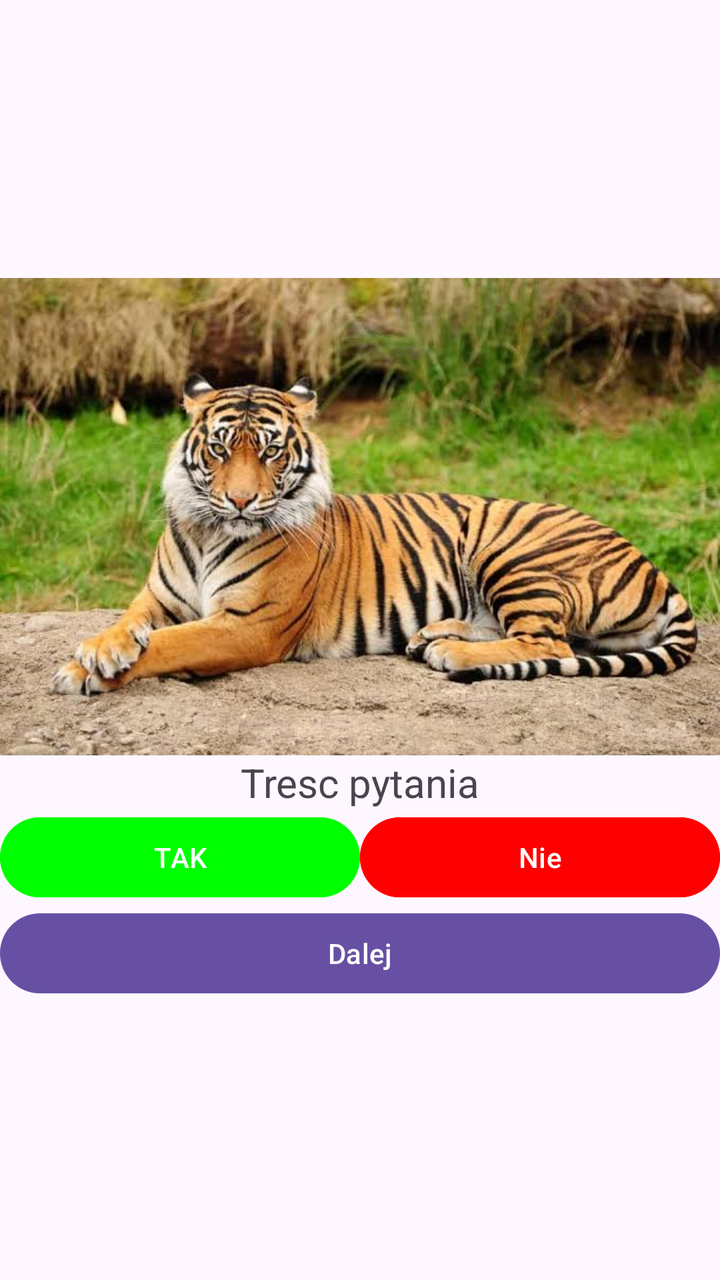
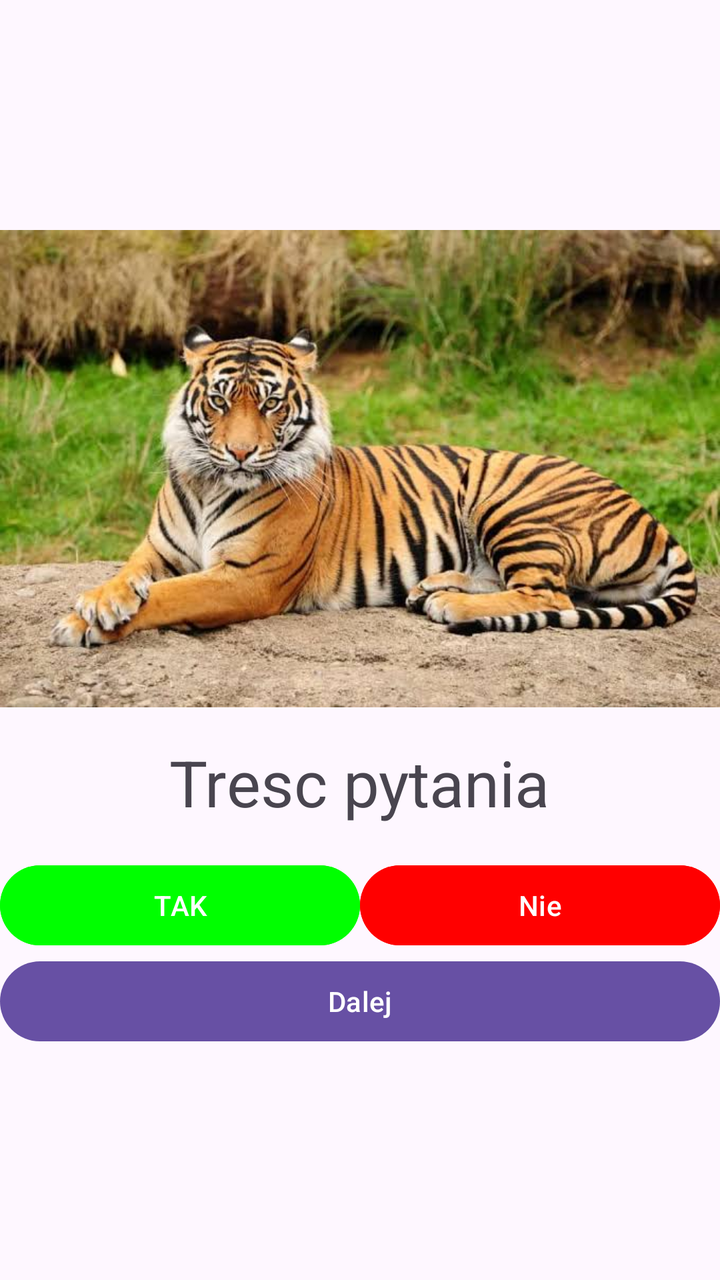

Screens rendered from an Android XML layout before and after an edit, with the pre-edit source and the edit as a unified diff.
<!-- AndroidManifest.xml: application theme Theme.Quiz -->
<!-- res/layout/activity_main.xml -->
<?xml version="1.0" encoding="utf-8"?>
<LinearLayout xmlns:android="http://schemas.android.com/apk/res/android"
    xmlns:app="http://schemas.android.com/apk/res-auto"
    xmlns:tools="http://schemas.android.com/tools"
    android:id="@+id/main"
    android:layout_width="match_parent"
    android:layout_height="match_parent"
    android:orientation="vertical"
    android:gravity="center"
    tools:context=".MainActivity">

    <ImageView
        android:id="@+id/imageView"
        android:layout_width="match_parent"
        android:layout_height="wrap_content"
        android:adjustViewBounds="true"
        app:srcCompat="@drawable/zwierze1" />

    <TextView
        android:layout_width="wrap_content"
        android:layout_height="wrap_content"
        android:textSize="20sp"
        android:text="Tresc pytania" />

    <LinearLayout
        android:layout_width="match_parent"
        android:layout_height="wrap_content"
        android:orientation="horizontal">

        <Button
            android:id="@+id/button3"
            android:layout_width="wrap_content"
            android:layout_height="wrap_content"
            android:layout_weight="1"
            android:backgroundTint="#00ff00"
            android:text="TAK" />


        <Button
            android:id="@+id/button4"
            android:layout_width="wrap_content"
            android:layout_height="wrap_content"
            android:layout_weight="1"
            android:backgroundTint="#ff00"
            android:text="Nie" />
    </LinearLayout>

    <Button
        android:id="@+id/button5"
        android:layout_width="match_parent"
        android:layout_height="wrap_content"
        android:text="Dalej" />

</LinearLayout>
<!-- resources referenced by this layout -->
<resources>
  <!-- drawable zwierze1: jpg bitmap (drawable, 51778 bytes) -->
  <style name="Theme.Quiz" parent="Base.Theme.Quiz" />
  <style name="Base.Theme.Quiz" parent="Theme.Material3.DayNight.NoActionBar">
          
          
      </style>
</resources>

<!-- the commit's change to res/layout/activity_main.xml (unified diff, before → after) -->
@@ -17,9 +17,11 @@
         app:srcCompat="@drawable/zwierze1" />
 
     <TextView
+        android:id="@+id/textViewPytania"
         android:layout_width="wrap_content"
         android:layout_height="wrap_content"
-        android:textSize="20sp"
+        android:textSize="32sp"
+        android:padding="16dp"
         android:text="Tresc pytania" />
 
     <LinearLayout
